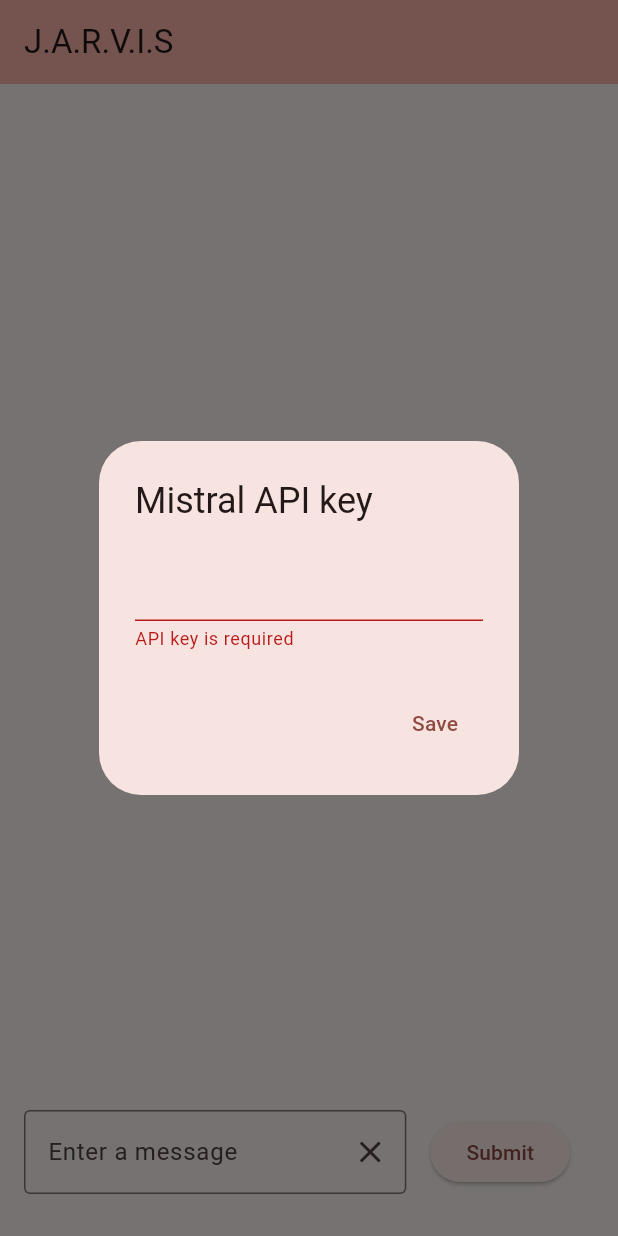
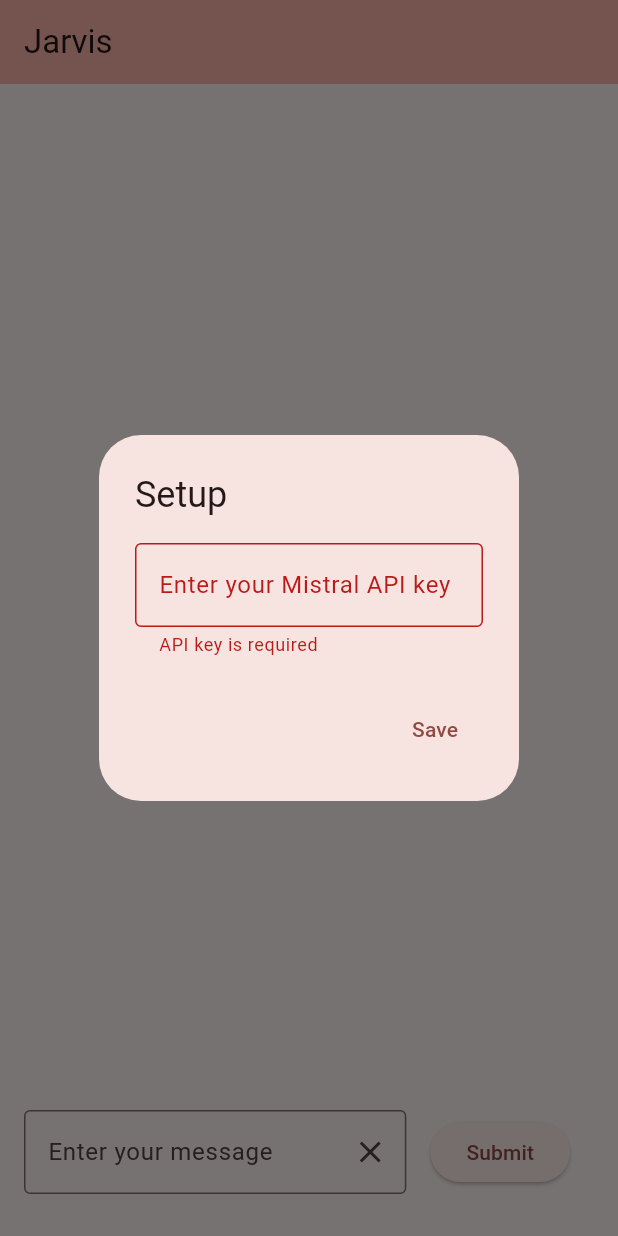
Before and after one commit to alecerf/jarvis, a Flutter app: the screen it shows after launch, after a tap on "Save", on a phone screen of 412 x 824 dp. Run offline on Flutter 3.47's test engine with Material 3 defaults, Android fonts, the phone set to English and light mode, and no system bars; missing offline and left inert: markdown_widget.

Commit message:
refactor: use inheritedwidget for the api key & use statelesswidget instead of statefulwidget for the forms

```diff
--- a/lib/api_key_form.dart
+++ /dev/null
@@ -1,37 +0,0 @@
-import 'package:flutter/material.dart';
-
-class ApiKeyForm extends StatelessWidget {
-  const ApiKeyForm({super.key});
-
-  @override
-  Widget build(BuildContext context) {
-    final controller = TextEditingController();
-    final formKey = GlobalKey<FormState>();
-
-    return Form(
-      key: formKey,
-      child: AlertDialog(
-        title: const Text('Mistral API key'),
-        content: TextFormField(
-          controller: controller,
-          validator: (String? value) {
-            if (value == null || value.trim().isEmpty) {
-              return 'API key is required';
-            }
-            return null;
-          },
-        ),
-        actions: <Widget>[
-          TextButton(
-            onPressed: () {
-              if (formKey.currentState!.validate()) {
-                return Navigator.pop(context, controller.text.trim());
-              }
-            },
-            child: const Text('Save'),
-          ),
-        ],
-      ),
-    );
-  }
-}
--- /dev/null
+++ b/lib/api_key_form_widget.dart
@@ -0,0 +1,46 @@
+import 'package:flutter/material.dart';
+
+class ApiKeyForm extends StatelessWidget {
+  ApiKeyForm({super.key});
+
+  final _formKey = GlobalKey<FormState>();
+  final _controller = TextEditingController();
+
+  void save(BuildContext context) {
+    if (_formKey.currentState!.validate()) {
+      Navigator.pop(context, _controller.text.trim());
+    }
+  }
+
+  @override
+  Widget build(BuildContext context) {
+    return Form(
+      key: _formKey,
+      child: AlertDialog(
+        title: const Text('Setup'),
+        content: TextFormField(
+          controller: _controller,
+          maxLines: 1,
+          obscureText: true,
+          onFieldSubmitted: (_) => save(context),
+          decoration: const InputDecoration(
+            border: OutlineInputBorder(),
+            labelText: 'Enter your Mistral API key',
+          ),
+          validator: (String? value) {
+            if (value == null || value.trim().isEmpty) {
+              return 'API key is required';
+            }
+            return null;
+          },
+        ),
+        actions: <Widget>[
+          TextButton(
+            onPressed: () => save(context),
+            child: const Text('Save'),
+          ),
+        ],
+      ),
+    );
+  }
+}
--- /dev/null
+++ b/lib/api_key_widget.dart
@@ -0,0 +1,16 @@
+import 'package:flutter/material.dart';
+
+class ApiKeyWidget extends InheritedWidget {
+  final String apiKey;
+
+  const ApiKeyWidget({super.key, required this.apiKey, required super.child});
+
+  @override
+  bool updateShouldNotify(ApiKeyWidget oldWidget) {
+    return apiKey != oldWidget.apiKey;
+  }
+
+  static ApiKeyWidget of(BuildContext context) {
+    return context.dependOnInheritedWidgetOfExactType<ApiKeyWidget>()!;
+  }
+}
--- a/lib/main.dart
+++ b/lib/main.dart
@@ -1,9 +1,10 @@
 import 'dart:collection';
 
 import 'package:flutter/material.dart';
-import 'package:jarvis/api_key_form.dart';
-import 'package:jarvis/message_form.dart';
-import 'package:jarvis/message.dart';
+import 'package:jarvis/api_key_form_widget.dart';
+import 'package:jarvis/api_key_widget.dart';
+import 'package:jarvis/message_form_widget.dart';
+import 'package:jarvis/message_widget.dart';
 
 void main() {
   runApp(const Jarvis());
@@ -15,7 +16,7 @@ class Jarvis extends StatelessWidget {
   @override
   Widget build(BuildContext context) {
     return MaterialApp(
-      title: 'J.A.R.V.I.S',
+      title: 'Jarvis',
       theme: ThemeData(
         colorScheme: ColorScheme.fromSeed(seedColor: Colors.red),
         useMaterial3: true,
@@ -33,8 +34,8 @@ class Home extends StatefulWidget {
 }
 
 class _HomeState extends State<Home> {
+  String apiKey = "";
   Queue<MessageData> responses = Queue<MessageData>();
-  String apiKey = "";
 
   void updateMessages(String data, bool userInput) {
     setState(() {
@@ -49,8 +50,8 @@ class _HomeState extends State<Home> {
       (_) => showDialog<String>(
         context: context,
         barrierDismissible: false,
-        builder: (BuildContext context) => const ApiKeyForm(),
-      ).then((value) => apiKey = value ?? ""),
+        builder: (BuildContext context) => ApiKeyForm(),
+      ).then((value) => setState(() => apiKey = value ?? "")),
     );
   }
 
@@ -59,9 +60,11 @@ class _HomeState extends State<Home> {
     return Scaffold(
         appBar: AppBar(
           backgroundColor: Theme.of(context).colorScheme.inversePrimary,
-          title: const Text("J.A.R.V.I.S"),
+          title: const Text("Jarvis"),
         ),
-        body: Column(
+        body: ApiKeyWidget(
+          apiKey: apiKey,
+          child: Column(
             children: [
               Expanded(
                 child: ListView.builder(
@@ -75,9 +78,11 @@ class _HomeState extends State<Home> {
                 alignment: Alignment.bottomCenter,
                 child: Padding(
                   padding: const EdgeInsets.all(16.0),
-                  child: MessageForm(callback: updateMessages, apiKey: apiKey),
-                )),
+                  child: MessageForm(callback: updateMessages),
+                ),
+              ),
             ],
+          ),
         ));
   }
 }
--- a/lib/message_form.dart
+++ /dev/null
@@ -1,79 +0,0 @@
-import 'package:flutter/material.dart';
-import 'package:jarvis/mistral.dart';
-
-class MessageForm extends StatefulWidget {
-  final Function(String, bool) callback;
-  final String apiKey;
-
-  const MessageForm({required this.callback, required this.apiKey, super.key});
-
-  @override
-  State<MessageForm> createState() => _MessageFormState();
-}
-
-class _MessageFormState extends State<MessageForm> {
-  final GlobalKey<FormState> _formKey = GlobalKey<FormState>();
-
-  final messageController = TextEditingController();
-
-  @override
-  void dispose() {
-    messageController.dispose();
-    super.dispose();
-  }
-
-  void submit() {
-    if (_formKey.currentState!.validate()) {
-      final response = ask(messageController.text, widget.apiKey);
-      widget.callback(messageController.text, true);
-      messageController.clear();
-      response.then((value) {
-        widget.callback(value.body, false);
-      }).catchError(
-        (error) {
-          widget.callback(error, false);
-        },
-      );
-    }
-  }
-
-  @override
-  Widget build(BuildContext context) {
-    return Form(
-      key: _formKey,
-      child: Row(
-        children: <Widget>[
-          Expanded(
-            child: TextFormField(
-              controller: messageController,
-              onFieldSubmitted: (_) => submit(),
-              decoration: InputDecoration(
-                  border: const OutlineInputBorder(),
-                  labelText: 'Enter a message',
-                  suffixIcon: IconButton(
-                    icon: const Icon(Icons.close),
-                    onPressed: () => messageController.clear(),
-                  )),
-              validator: (String? value) {
-                if (value == null || value.isEmpty) {
-                  return 'You forgot something';
-                }
-                if (widget.apiKey.isEmpty) {
-                  return 'No apikey';
-                }
-                return null;
-              },
-            ),
-          ),
-          Padding(
-            padding: const EdgeInsets.all(16),
-            child: ElevatedButton(
-              onPressed: () => submit(),
-              child: const Text('Submit'),
-            ),
-          ),
-        ],
-      ),
-    );
-  }
-}
--- /dev/null
+++ b/lib/message_form_widget.dart
@@ -0,0 +1,65 @@
+import 'package:flutter/material.dart';
+import 'package:jarvis/api_key_widget.dart';
+import 'package:jarvis/mistral.dart';
+
+class MessageForm extends StatelessWidget {
+  final Function(String, bool) callback;
+
+  MessageForm({required this.callback, super.key});
+
+  final _formKey = GlobalKey<FormState>();
+  final _messageController = TextEditingController();
+
+  void submit(BuildContext context) {
+    if (_formKey.currentState!.validate()) {
+      callback(_messageController.text, true);
+      _messageController.clear();
+      ask(_messageController.text, ApiKeyWidget.of(context).apiKey)
+          .then((value) {
+        callback(value.body, false);
+      }).catchError(
+        (error) {
+          callback(error, false);
+        },
+      );
+    }
+  }
+
+  @override
+  Widget build(BuildContext context) {
+    return Form(
+      key: _formKey,
+      child: Row(
+        children: <Widget>[
+          Expanded(
+            child: TextFormField(
+              controller: _messageController,
+              onFieldSubmitted: (_) => submit(context),
+              decoration: InputDecoration(
+                border: const OutlineInputBorder(),
+                labelText: 'Enter your message',
+                suffixIcon: IconButton(
+                  icon: const Icon(Icons.close),
+                  onPressed: () => _messageController.clear(),
+                ),
+              ),
+              validator: (String? value) {
+                if (value == null || value.trim().isEmpty) {
+                  return 'Message is required';
+                }
+                return null;
+              },
+            ),
+          ),
+          Padding(
+            padding: const EdgeInsets.all(16),
+            child: ElevatedButton(
+              onPressed: () => submit(context),
+              child: const Text('Submit'),
+            ),
+          ),
+        ],
+      ),
+    );
+  }
+}
--- a/lib/mistral.dart
+++ b/lib/mistral.dart
@@ -81,7 +81,7 @@ Future<http.Response> ask(String message, apiKey) {
       'Authorization': 'Bearer $apiKey',
     },
     body: jsonEncode(<String, Object?>{
-      "model": "mistral-medium",
+      "model": "mistral-tiny",
       "messages": [
         {"role": "user", "content": message}
       ],
```
Also changed, not shown: lib/message_widget.dart (renamed from lib/message.dart). Lines whose indentation alone changed are shown as unchanged.
